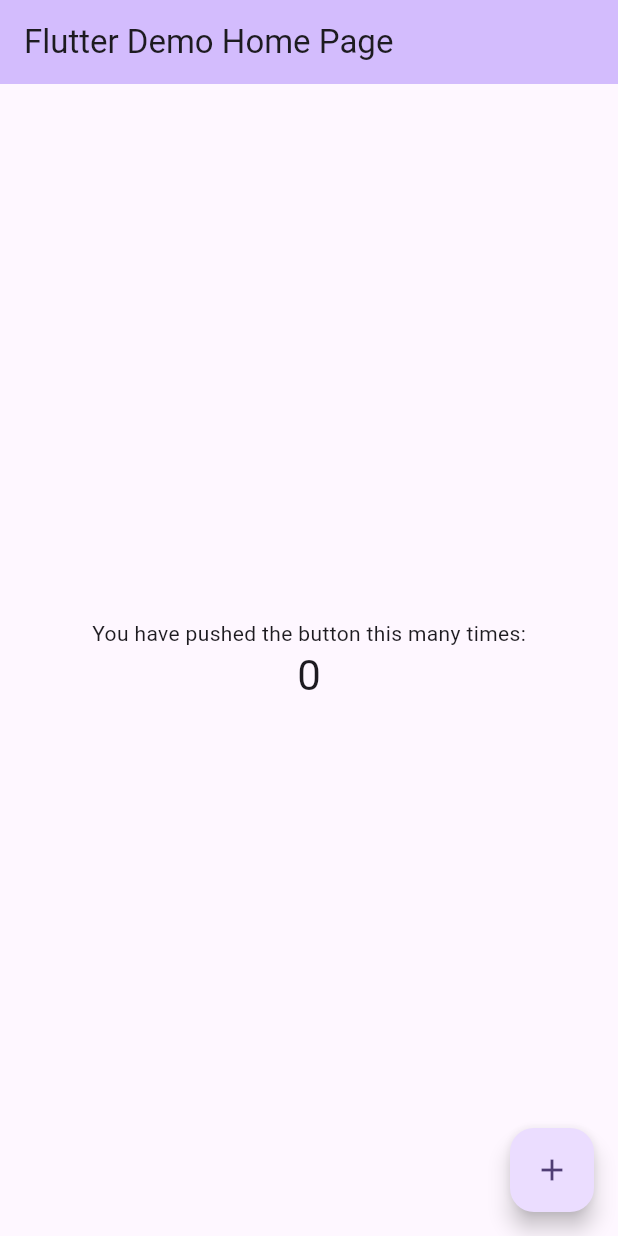
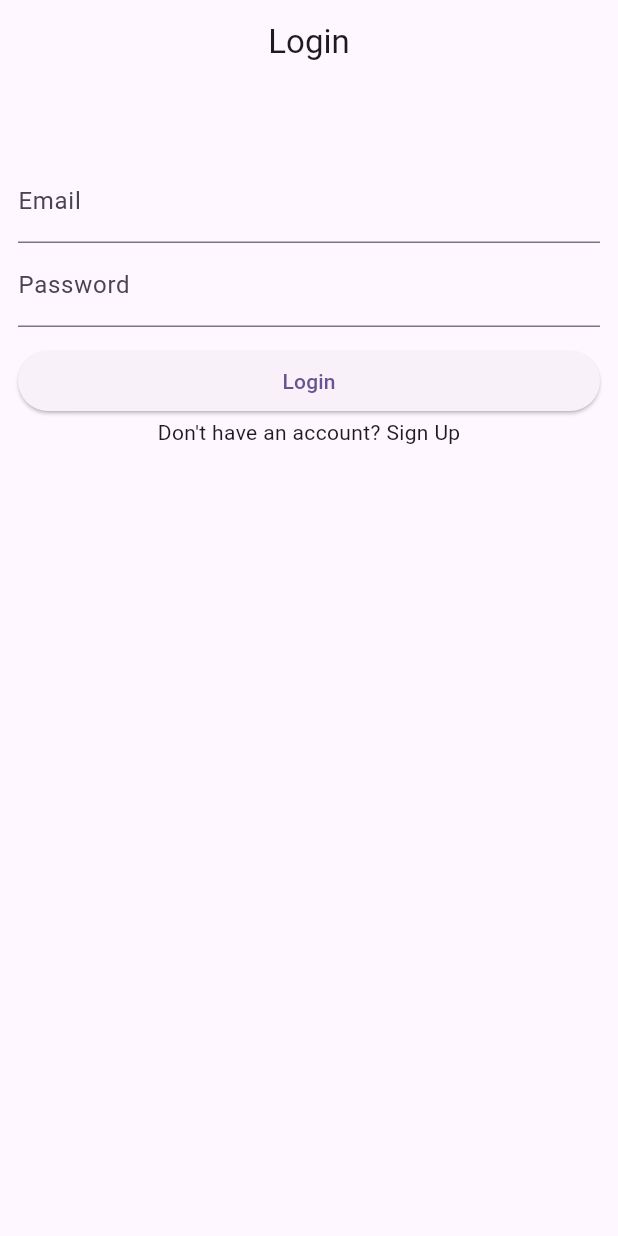
Before and after one commit to Kian-Chen/PubMate, a Flutter app: the screen it shows after launch, on a phone screen of 412 x 824 dp. Run offline on Flutter 3.47's test engine with Material 3 defaults, Android fonts, the phone set to English and light mode, and no system bars; our stand-ins replace supabase_flutter; accounts and stored records are empty.

Commit message:
feat(auth): implement Supabase authentication
- Add Supabase Flutter plugin and initialize in main.dart
- Create AuthGate widget to handle authentication state
- Implement AuthService for authentication logic
- Add HomePage and LoginPage widgets
- Update pubspec.yaml to include Supabase Flutter dependency

```diff
--- a/lib/auth/auth_gate.dart
+++ b/lib/auth/auth_gate.dart
@@ -0,0 +1,44 @@
+/*
+
+AUTH GATE - This will continuously listen to the auth state of the user.
+
+unauthenticated -> login page
+authenticated -> home page
+
+ */
+
+import 'package:flutter/material.dart';
+import 'package:pubmate/pages/home_page.dart';
+import 'package:pubmate/pages/login_page.dart';
+import 'package:supabase_flutter/supabase_flutter.dart';
+
+class AuthGate extends StatelessWidget {
+  const AuthGate({super.key});
+
+  @override
+  Widget build(BuildContext context) {
+    return StreamBuilder(
+      // Listen to auth state changes
+      stream: Supabase.instance.client.auth.onAuthStateChange,
+
+      // Build appropriate page based on auth state
+      builder: (context, snapshot) {
+        // loading...
+        if (snapshot.connectionState == ConnectionState.waiting) {
+          return const Scaffold(
+            body: Center(child: CircularProgressIndicator())
+          );
+        }
+
+        // check if there is a valid session currently
+        final session = snapshot.hasData ? snapshot.data!.session : null;
+
+        if (session != null) {
+          return const HomePage();
+        } else {
+          return const LoginPage();
+        }
+      },
+    );
+  }
+}
--- a/lib/auth/auth_service.dart
+++ b/lib/auth/auth_service.dart
@@ -0,0 +1,37 @@
+import 'package:supabase_flutter/supabase_flutter.dart';
+
+class AuthService {
+  final SupabaseClient _supabase = Supabase.instance.client;
+
+  // Sign in with email and password
+  Future<AuthResponse> signInWithEmailPassword(
+      String email, String password
+      ) async {
+    return await _supabase.auth.signInWithPassword(
+      email: email,
+      password: password,
+    );
+  }
+
+  // Sign up with email and password
+  Future<AuthResponse> signUpWithEmailPassword(
+      String email, String password
+      ) async {
+    return await _supabase.auth.signUp(
+      email: email,
+      password: password,
+    );
+  }
+
+  // Sign out
+  Future<void> signOut() async {
+    await _supabase.auth.signOut();
+  }
+
+  // Get user email
+  String? getCurrentUserEmail() {
+    final session = _supabase.auth.currentSession;
+    final user = session?.user;
+    return user?.email;
+  }
+}
--- a/lib/main.dart
+++ b/lib/main.dart
@@ -1,6 +1,14 @@
 import 'package:flutter/material.dart';
+import 'package:pubmate/auth/auth_gate.dart';
+import 'package:supabase_flutter/supabase_flutter.dart';
 
-void main() {
+void main() async {
+  // supabase setup
+  await Supabase.initialize(
+      url: "https://ryfposkyegzkgyjevyqp.supabase.co",
+      anonKey: 'eyJhbGciOiJIUzI1NiIsInR5cCI6IkpXVCJ9.eyJpc3MiOiJzdXBhYmFzZSIsInJlZiI6InJ5ZnBvc2t5ZWd6a2d5amV2eXFwIiwicm9sZSI6ImFub24iLCJpYXQiOjE3MzQ2MjgyMTIsImV4cCI6MjA1MDIwNDIxMn0.qbnjWnyjhTMDoH3e8c9I5FfhxTk4TbPzyyAMUFgNRn8'
+  );
+
   runApp(const MyApp());
 }
 
@@ -31,95 +39,7 @@ class MyApp extends StatelessWidget {
         colorScheme: ColorScheme.fromSeed(seedColor: Colors.deepPurple),
         useMaterial3: true,
       ),
-      home: const MyHomePage(title: 'Flutter Demo Home Page'),
+      home: AuthGate(),
     );
   }
 }
-
-class MyHomePage extends StatefulWidget {
-  const MyHomePage({super.key, required this.title});
-
-  // This widget is the home page of your application. It is stateful, meaning
-  // that it has a State object (defined below) that contains fields that affect
-  // how it looks.
-
-  // This class is the configuration for the state. It holds the values (in this
-  // case the title) provided by the parent (in this case the App widget) and
-  // used by the build method of the State. Fields in a Widget subclass are
-  // always marked "final".
-
-  final String title;
-
-  @override
-  State<MyHomePage> createState() => _MyHomePageState();
-}
-
-class _MyHomePageState extends State<MyHomePage> {
-  int _counter = 0;
-
-  void _incrementCounter() {
-    setState(() {
-      // This call to setState tells the Flutter framework that something has
-      // changed in this State, which causes it to rerun the build method below
-      // so that the display can reflect the updated values. If we changed
-      // _counter without calling setState(), then the build method would not be
-      // called again, and so nothing would appear to happen.
-      _counter++;
-    });
-  }
-
-  @override
-  Widget build(BuildContext context) {
-    // This method is rerun every time setState is called, for instance as done
-    // by the _incrementCounter method above.
-    //
-    // The Flutter framework has been optimized to make rerunning build methods
-    // fast, so that you can just rebuild anything that needs updating rather
-    // than having to individually change instances of widgets.
-    return Scaffold(
-      appBar: AppBar(
-        // TRY THIS: Try changing the color here to a specific color (to
-        // Colors.amber, perhaps?) and trigger a hot reload to see the AppBar
-        // change color while the other colors stay the same.
-        backgroundColor: Theme.of(context).colorScheme.inversePrimary,
-        // Here we take the value from the MyHomePage object that was created by
-        // the App.build method, and use it to set our appbar title.
-        title: Text(widget.title),
-      ),
-      body: Center(
-        // Center is a layout widget. It takes a single child and positions it
-        // in the middle of the parent.
-        child: Column(
-          // Column is also a layout widget. It takes a list of children and
-          // arranges them vertically. By default, it sizes itself to fit its
-          // children horizontally, and tries to be as tall as its parent.
-          //
-          // Column has various properties to control how it sizes itself and
-          // how it positions its children. Here we use mainAxisAlignment to
-          // center the children vertically; the main axis here is the vertical
-          // axis because Columns are vertical (the cross axis would be
-          // horizontal).
-          //
-          // TRY THIS: Invoke "debug painting" (choose the "Toggle Debug Paint"
-          // action in the IDE, or press "p" in the console), to see the
-          // wireframe for each widget.
-          mainAxisAlignment: MainAxisAlignment.center,
-          children: <Widget>[
-            const Text(
-              'You have pushed the button this many times:',
-            ),
-            Text(
-              '$_counter',
-              style: Theme.of(context).textTheme.headlineMedium,
-            ),
-          ],
-        ),
-      ),
-      floatingActionButton: FloatingActionButton(
-        onPressed: _incrementCounter,
-        tooltip: 'Increment',
-        child: const Icon(Icons.add),
-      ), // This trailing comma makes auto-formatting nicer for build methods.
-    );
-  }
-}
--- a/lib/pages/login_page.dart
+++ b/lib/pages/login_page.dart
@@ -0,0 +1,80 @@
+import 'package:flutter/material.dart';
+import 'package:pubmate/auth/auth_service.dart';
+import 'package:pubmate/pages/register_page.dart';
+
+class LoginPage extends StatefulWidget {
+  const LoginPage({super.key});
+
+  @override
+  State<LoginPage> createState() => _LoginPageState();
+}
+
+class _LoginPageState extends State<LoginPage> {
+
+  // get auth service
+  final authService = AuthService();
+
+  // text controllers
+  final _emailController = TextEditingController();
+  final _passwordController = TextEditingController();
+
+  // login button pressed
+  void login() async {
+    // prepare data
+    final email = _emailController.text.trim();
+    final password = _passwordController.text.trim();
+
+    // attempt login...
+    try {
+      await authService.signInWithEmailPassword(email, password);
+    } catch (e) {
+      if (mounted) {
+        ScaffoldMessenger.of(context)
+            .showSnackBar(SnackBar(content: Text("Error $e")));
+      }
+    }
+  }
+
+  // Build UI
+  @override
+  Widget build(BuildContext context) {
+    return Scaffold(
+      appBar: AppBar(
+        title: const Center(child: Text('Login'),),
+      ),
+      body: ListView(
+        padding: const EdgeInsets.symmetric(horizontal: 12, vertical: 50),
+        children: [
+          // email
+          TextField(
+            controller: _emailController,
+            decoration: const InputDecoration(labelText: 'Email'),
+          ),
+
+          // password
+          TextField(
+            controller: _passwordController,
+            decoration: const InputDecoration(labelText: 'Password'),
+          ),
+
+          const SizedBox(height: 12),
+
+          // button
+          ElevatedButton(
+            onPressed: login,
+            child: const Text('Login'),
+          ),
+
+          // go to register page to sign up
+          GestureDetector(
+            onTap: () => Navigator.push(
+              context,
+              MaterialPageRoute(builder: (context) => const RegisterPage()),
+            ),
+            child: const Center(child: Text("Don't have an account? Sign Up")),
+          )
+        ],
+      ),
+    );
+  }
+}
--- a/pubspec.yaml
+++ b/pubspec.yaml
@@ -30,6 +30,8 @@ environment:
 dependencies:
   flutter:
     sdk: flutter
+  supabase_flutter: ^2.8.2
+
 
 
   # The following adds the Cupertino Icons font to your application.
```
Also changed, not shown: lib/pages/home_page.dart (+41 -0 lines), lib/pages/register_page.dart (+89 -0 lines), pubspec.lock, 1 other file.
